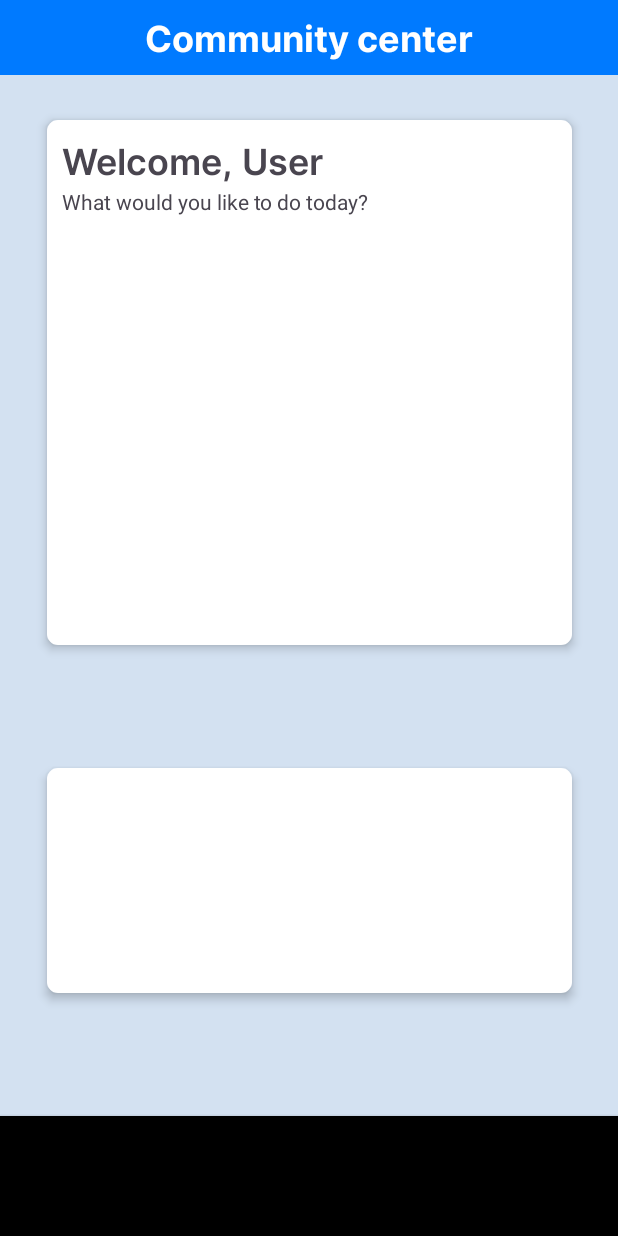
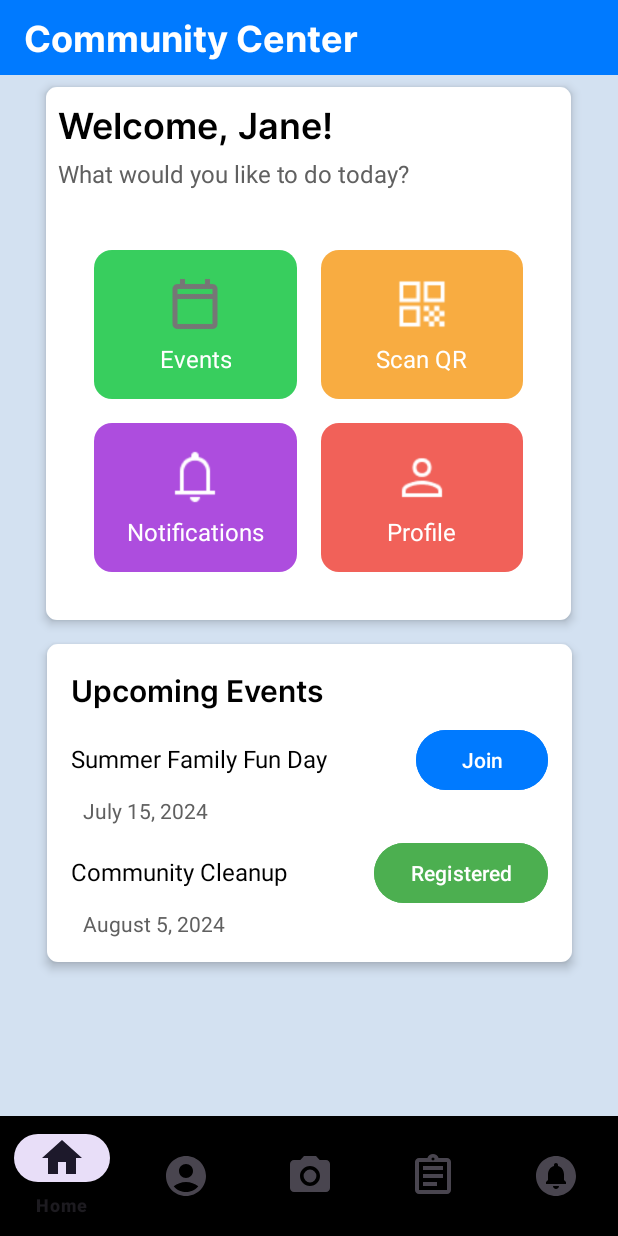
Before and after one commit to CMPUT301F24clover/clover-events, an Android app: the HomePageActivity screen opened directly, with no data from a screen before it, on a phone screen of 412 x 824 dp. Run offline under Robolectric (Android 15) with nearby library versions, the phone set to English and light mode, and no system bars.

Commit message:
Fixed errors caused by the drawable name

```diff
--- a/LuckyEvent/app/src/main/java/com/example/luckyevent/activities/HomePageActivity.java
+++ b/LuckyEvent/app/src/main/java/com/example/luckyevent/activities/HomePageActivity.java
@@ -10,7 +10,9 @@ import com.example.luckyevent.R;
 public class HomePageActivity extends AppCompatActivity {
     @Override
     protected void onCreate(@Nullable Bundle savedInstanceState) {
+
+
         super.onCreate(savedInstanceState);
-        setContentView(R.layout.screen_template_homepage);
+        setContentView(R.layout.entrant_homepage);
     }
 }
--- a/LuckyEvent/app/src/main/res/layout/entrant_homepage.xml
+++ b/LuckyEvent/app/src/main/res/layout/entrant_homepage.xml
@@ -127,7 +127,7 @@
                     android:layout_width="40dp"
                     android:layout_height="40dp"
                     android:contentDescription="Scan QR Icon"
-                    android:src="@drawable/ScanQR" />
+                    android:src="@drawable/scanqr_icon" />
 
                 <TextView
                     android:id="@+id/scanQRText"
@@ -160,7 +160,7 @@
                     android:layout_width="40dp"
                     android:layout_height="40dp"
                     android:contentDescription="Notifications Icon"
-                    android:src="@drawable/NotifBell" />
+                    android:src="@drawable/notifbell_icon" />
 
                 <TextView
                     android:id="@+id/notificationsText"
@@ -193,7 +193,7 @@
                     android:layout_width="40dp"
                     android:layout_height="40dp"
                     android:contentDescription="Profile Icon"
-                    android:src="@drawable/ProfileIcon" />
+                    android:src="@drawable/profile_icon" />
 
                 <TextView
                     android:id="@+id/profileText"
```
Also changed, not shown: LuckyEvent/app/src/main/res/drawable/notifbell_icon.png (renamed from LuckyEvent/app/src/main/res/drawable/NotifBell.png), LuckyEvent/app/src/main/res/drawable/profile_icon.png (renamed from LuckyEvent/app/src/main/res/drawable/ProfileIcon.png), LuckyEvent/app/src/main/res/drawable/scanqr_icon.png (renamed from LuckyEvent/app/src/main/res/drawable/ScanQR.png).
